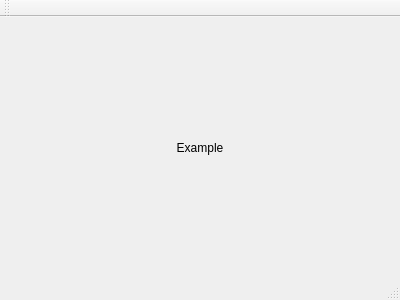
valeriefuerte/ScheduleMultipartiteGraph, file gui/mainwindow.ui: the form before one commit.
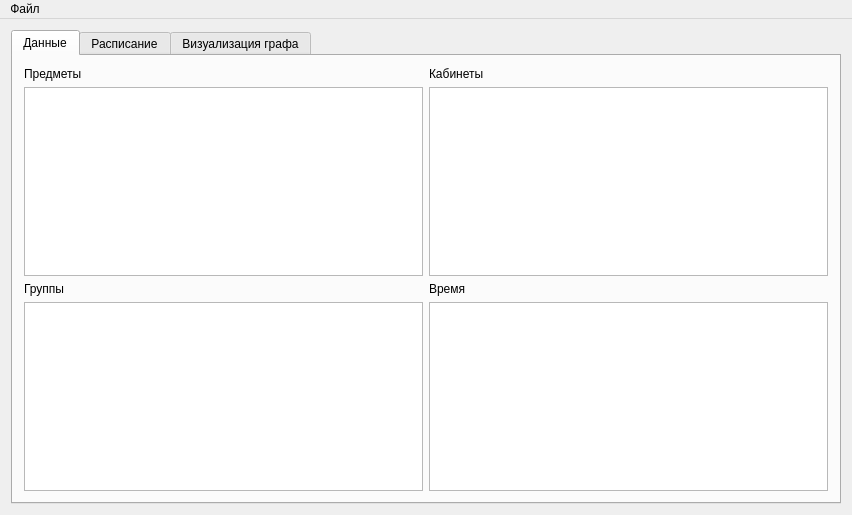
The form after the commit.

Commit message: Added interface prototype

What changed in the file:
```diff
--- a/gui/mainwindow.ui
+++ b/gui/mainwindow.ui
@@ -6,51 +6,79 @@
    <rect>
     <x>0</x>
     <y>0</y>
-    <width>400</width>
-    <height>300</height>
+    <width>852</width>
+    <height>515</height>
    </rect>
   </property>
   <property name="windowTitle">
    <string>MainWindow</string>
   </property>
   <widget class="QWidget" name="centralWidget">
-   <layout class="QVBoxLayout" name="verticalLayout">
-    <item>
-     <spacer name="verticalSpacer">
-      <property name="orientation">
-       <enum>Qt::Vertical</enum>
+   <layout class="QGridLayout" name="gridLayout">
+    <item row="0" column="0">
+     <widget class="QTabWidget" name="tabWidget">
+      <property name="currentIndex">
+       <number>0</number>
       </property>
-      <property name="sizeHint" stdset="0">
-       <size>
-        <width>20</width>
-        <height>100</height>
-       </size>
-      </property>
-     </spacer>
-    </item>
-    <item>
-     <widget class="QLabel" name="label">
-      <property name="text">
-       <string>Example</string>
-      </property>
-      <property name="alignment">
-       <set>Qt::AlignCenter</set>
-      </property>
+      <widget class="QWidget" name="dataTab">
+       <attribute name="title">
+        <string>Данные</string>
+       </attribute>
+       <layout class="QGridLayout" name="gridLayout_2">
+        <item row="0" column="0">
+         <widget class="QLabel" name="fieldsLabel">
+          <property name="text">
+           <string>Предметы</string>
+          </property>
+         </widget>
+        </item>
+        <item row="0" column="1">
+         <widget class="QLabel" name="cabinetsLabel">
+          <property name="text">
+           <string>Кабинеты</string>
+          </property>
+         </widget>
+        </item>
+        <item row="1" column="0">
+         <widget class="QListView" name="fieldsListView"/>
+        </item>
+        <item row="1" column="1">
+         <widget class="QListView" name="cabinetsListView"/>
+        </item>
+        <item row="2" column="0">
+         <widget class="QLabel" name="groupsLabel">
+          <property name="text">
+           <string>Группы</string>
+          </property>
+         </widget>
+        </item>
+        <item row="2" column="1">
+         <widget class="QLabel" name="timeLabel">
+          <property name="text">
+           <string>Время</string>
+          </property>
+         </widget>
+        </item>
+        <item row="3" column="0">
+         <widget class="QListView" name="groupsListView"/>
+        </item>
+        <item row="3" column="1">
+         <widget class="QListView" name="timeListView"/>
+        </item>
+       </layout>
+      </widget>
+      <widget class="QWidget" name="scheduleTab">
+       <attribute name="title">
+        <string>Расписание</string>
+       </attribute>
+      </widget>
+      <widget class="QWidget" name="tab">
+       <attribute name="title">
+        <string>Визуализация графа</string>
+       </attribute>
+      </widget>
      </widget>
     </item>
-    <item>
-     <spacer name="verticalSpacer_2">
-      <property name="orientation">
-       <enum>Qt::Vertical</enum>
-      </property>
-      <property name="sizeHint" stdset="0">
-       <size>
-        <width>20</width>
-        <height>100</height>
-       </size>
-      </property>
-     </spacer>
-    </item>
    </layout>
   </widget>
   <widget class="QMenuBar" name="menuBar">
@@ -58,20 +86,29 @@
     <rect>
      <x>0</x>
      <y>0</y>
-     <width>400</width>
-     <height>22</height>
+     <width>852</width>
+     <height>33</height>
     </rect>
    </property>
+   <widget class="QMenu" name="menu">
+    <property name="title">
+     <string>Файл</string>
+    </property>
+    <addaction name="openFile"/>
+    <addaction name="saveFile"/>
+   </widget>
+   <addaction name="menu"/>
   </widget>
-  <widget class="QToolBar" name="mainToolBar">
-   <attribute name="toolBarArea">
-    <enum>TopToolBarArea</enum>
-   </attribute>
-   <attribute name="toolBarBreak">
-    <bool>false</bool>
-   </attribute>
-  </widget>
-  <widget class="QStatusBar" name="statusBar"/>
+  <action name="openFile">
+   <property name="text">
+    <string>Открыть</string>
+   </property>
+  </action>
+  <action name="saveFile">
+   <property name="text">
+    <string>Сохранить</string>
+   </property>
+  </action>
  </widget>
  <layoutdefault spacing="6" margin="11"/>
  <resources/>
```
The commit also changes 1 other file.
